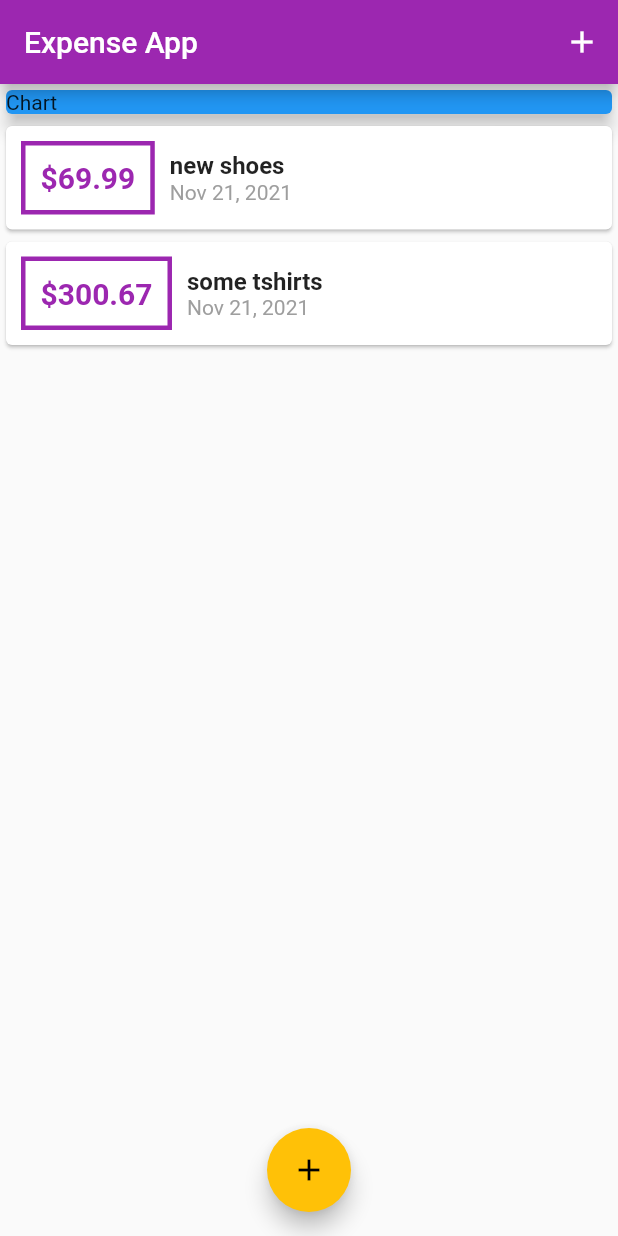
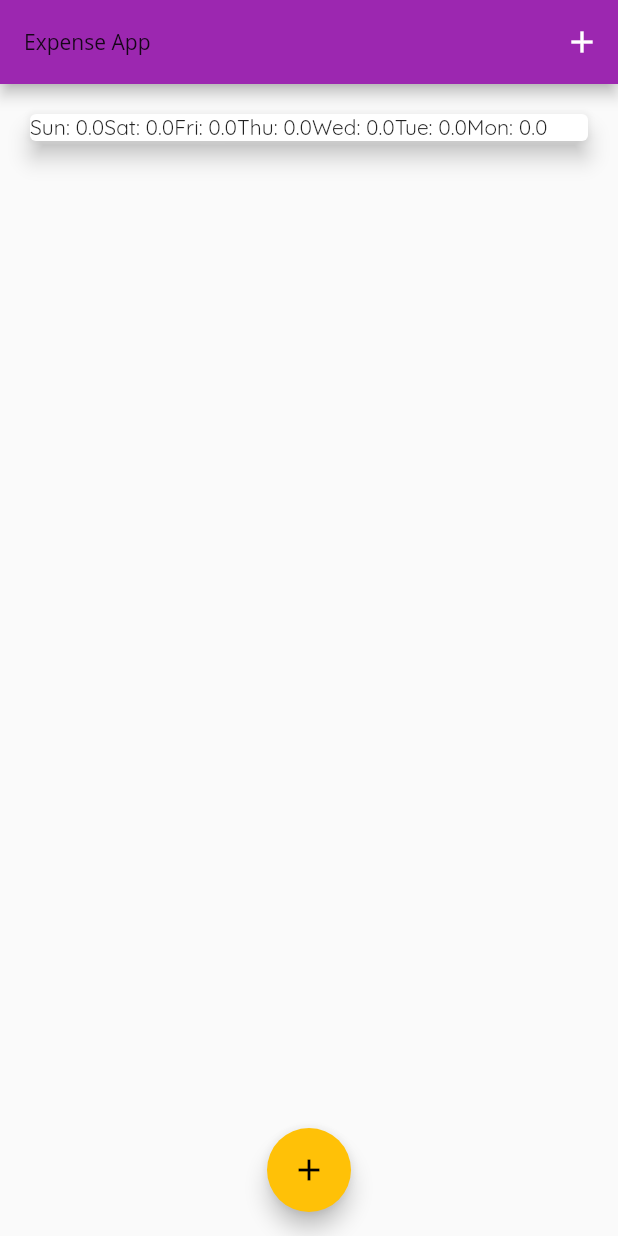
Before and after one commit to eraloop/flutter-expense-app, a Flutter app: the screen it shows after launch, on a phone screen of 412 x 824 dp. Run offline on Flutter 3.47's test engine with Material 2 defaults, Android fonts, the phone set to English and light mode, and no system bars.

Commit message:
implemented the scroll view and implementation for the chart section has began

```diff
--- a/lib/main.dart
+++ b/lib/main.dart
@@ -1,3 +1,4 @@
+
 import 'package:expenseapp/widgets/new_transaction.dart';
 import 'package:flutter/material.dart';
 
@@ -5,6 +6,7 @@ import 'package:flutter/material.dart';
 import 'models/transaction.dart';
 import './widgets/transaction_list.dart';
 import 'widgets/new_transaction.dart';
+import './widgets/chart.dart';
 
 void main() {
   runApp(const MyApp());
@@ -18,6 +20,16 @@ class MyApp extends StatelessWidget {
       theme: ThemeData(
         primarySwatch: Colors.purple,
         accentColor: Colors.amber,
+        fontFamily:'Quicksand',
+        appBarTheme: AppBarTheme(
+         textTheme: ThemeData.light().textTheme.copyWith(
+           headline1: TextStyle(
+             fontFamily: 'OpenSans',
+              fontSize: 20,
+         )
+
+         )
+      ),
       ),
       home: Homepage(),
     );
@@ -34,19 +46,27 @@ class Homepage extends StatefulWidget {
 class _HomepageState extends State<Homepage> {
 
     final List<Transaction> _userTransactions = [
-    Transaction(
-      id: 't1',
-      title: 'new shoes',
-      amount: 69.99,
-      date: DateTime.now(),
-    ),
-    Transaction(
-      id: 't2',
-      title: 'some tshirts',
-      amount: 300.67,
-      date: DateTime.now(),
-    )
+    // Transaction(
+    //   id: 't1',
+    //   title: 'new shoes',
+    //   amount: 69.99,
+    //   date: DateTime.now(),
+    // ),
+    // Transaction(
+    //   id: 't2',
+    //   title: 'some tshirts',
+    //   amount: 300.67,
+    //   date: DateTime.now(),
+    // )
   ];
+
+  List<Transaction> get _recentTransactions {
+    return _userTransactions.where((tx) {
+        assert(tx != null);
+        return tx.date.isAfter(DateTime.now().subtract(Duration(days: 7),),);
+    }).toList();
+ }
+
 
   void _addNewTransaction(String title, double amount) {
     final newTx = Transaction(
@@ -76,7 +96,7 @@ class _HomepageState extends State<Homepage> {
   Widget build(BuildContext context) {
     return  Scaffold(
         appBar: AppBar(
-          title: const Text("Expense App"),
+          title: const Text("Expense App", style: TextStyle(fontFamily: 'OPenSans'),),
           actions: [
             IconButton(icon: Icon(Icons.add),
             onPressed:()=> _startAddNewTransaction(context),)
@@ -90,7 +110,7 @@ class _HomepageState extends State<Homepage> {
             Container(
               width: double.infinity,
               child:
-                  Card(child: Text("Chart"), elevation: 5, color: Colors.blue),
+                  Chart(_recentTransactions)
 
             ),
            TransactionList(_userTransactions)],
--- /dev/null
+++ b/lib/widgets/chart.dart
@@ -0,0 +1,52 @@
+// ignore_for_file: empty_constructor_bodies
+
+import 'package:flutter/material.dart';
+import '../models/transaction.dart';
+import 'package:intl/intl.dart';
+
+
+class Chart extends StatelessWidget {
+
+  final List<Transaction> recentTransactions;
+
+  Chart(this.recentTransactions){
+
+  }
+
+  List<Map<String, Object>> get groupTransactionValues {
+    return  List.generate(7, (index){
+      final weekDay = DateTime.now().subtract(Duration(days: index));
+      double totalSum = 0.0;
+
+      for ( var i=0; i < recentTransactions.length; i++ ){
+        if(recentTransactions[i].date.day == weekDay.day &&
+        recentTransactions[i].date.month == weekDay.month &&
+         recentTransactions[i].date.year == weekDay.year
+        ){
+          totalSum+= recentTransactions[i].amount;
+        }
+      }
+
+      print(DateFormat.E().format(weekDay));
+      print(totalSum);
+
+      return {'day': DateFormat.E().format(weekDay), 'amount': totalSum};
+    });
+  }
+
+
+
+  @override
+  Widget build(BuildContext context) {
+
+    return Card(
+      elevation: 6,
+      margin: EdgeInsets.all(20),
+      child: Row(children:
+      groupTransactionValues.map((data){
+        return Text('${data['day']}: ${data['amount']}');
+      }).toList()),
+
+    );
+  }
+}
```
Also changed, not shown: pubspec.yaml (+11 -11 lines), assets/fonts/OpenSans-Bold.ttf (added), assets/fonts/OpenSans-Regular.ttf (added), assets/fonts/Quicksand-Bold.ttf (added), assets/fonts/Quicksand-Light.ttf (added), assets/fonts/Quicksand-Medium.ttf (added), assets/fonts/Quicksand-Regular.ttf (added).
